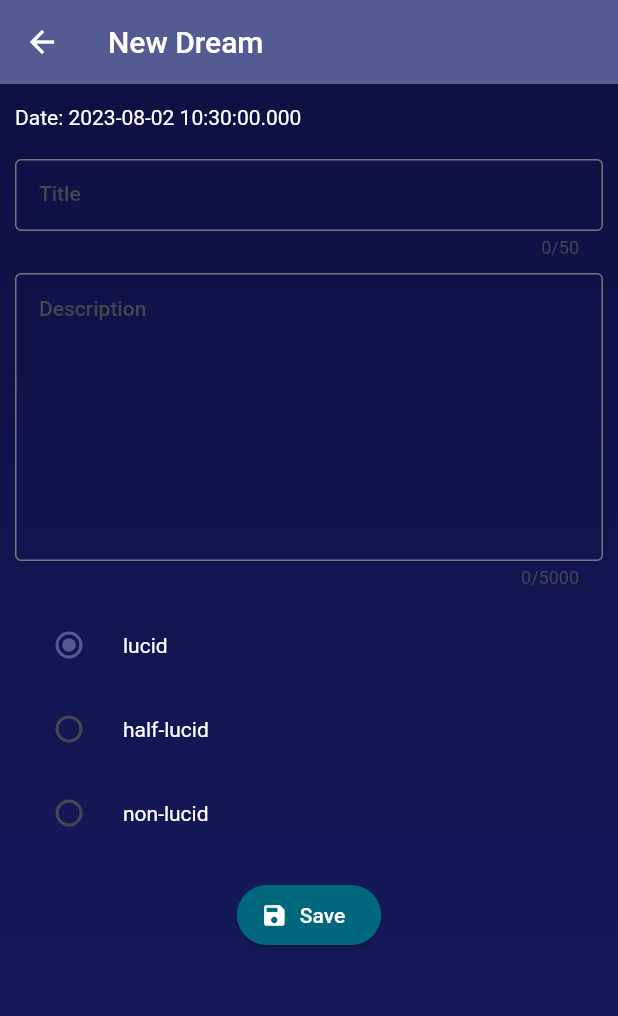
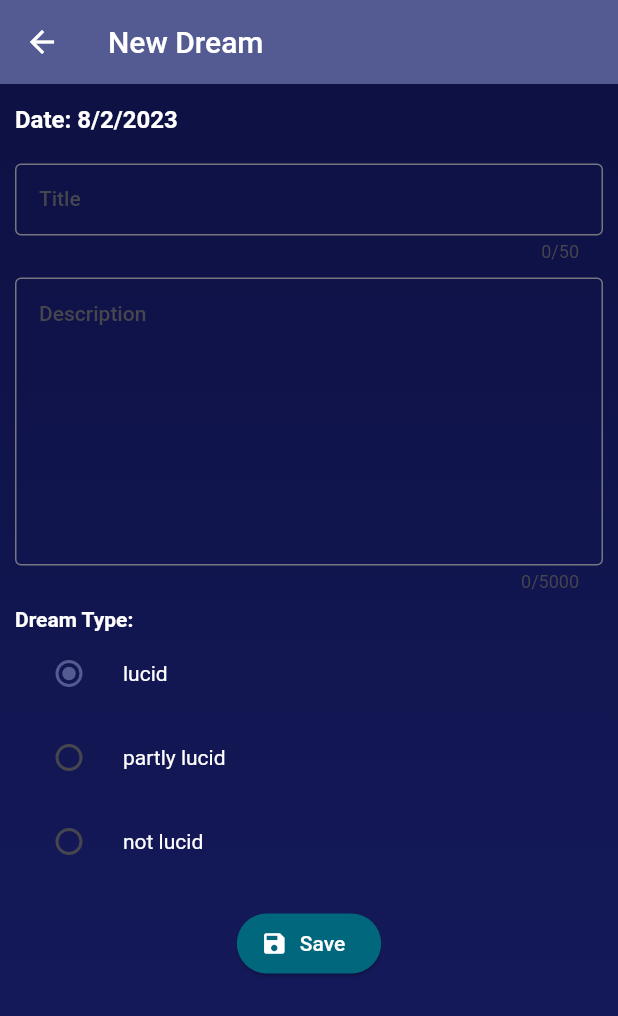
Before and after one commit to alexS317/dream_diary, a Flutter app: the screen it shows after launch, after a tap on "Add dream", on a phone screen of 412 x 824 dp. Shown: the top 1016 px of the screen. Run offline on Flutter 3.47's test engine with Material 2 defaults, Android fonts, the light colour scheme and no system bars; our stand-ins replace table_calendar.

Commit message:
Add details screen

```diff
--- a/lib/data/dream_types.dart
+++ b/lib/data/dream_types.dart
@@ -6,12 +6,12 @@ final dreamTypes = {
     'lucid',
     kSecondaryColors[0],
   ),
-  DreamTypes.halfLucid: DreamType(
-    'half-lucid',
+  DreamTypes.partlyLucid: DreamType(
+    'partly lucid',
     kSecondaryColors[1],
   ),
-  DreamTypes.nonLucid: DreamType(
-    'non-lucid',
+  DreamTypes.notLucid: DreamType(
+    'not lucid',
     kSecondaryColors[2],
   ),
 };
--- a/lib/models/dream.dart
+++ b/lib/models/dream.dart
@@ -1,6 +1,9 @@
 import 'package:flutter/material.dart';
+import 'package:intl/intl.dart';
 
-enum DreamTypes { lucid, halfLucid, nonLucid }
+final dateFormatter = DateFormat.yMd();
+
+enum DreamTypes { lucid, partlyLucid, notLucid }
 
 class DreamType {
   const DreamType(this.title, this.color);
@@ -22,4 +25,8 @@ class Dream {
   final String description;
   final DreamType dreamType;
   final DateTime date;
+
+  String get formattedDate {
+    return dateFormatter.format(date);
+  }
 }
--- a/lib/screens/add_dream.dart
+++ b/lib/screens/add_dream.dart
@@ -2,6 +2,9 @@ import 'package:dream_diary/data/dream_types.dart';
 import 'package:dream_diary/models/dream.dart';
 import 'package:dream_diary/utils.dart';
 import 'package:flutter/material.dart';
+import 'package:intl/intl.dart';
+
+final dateFormatter = DateFormat.yMd();
 
 class AddDreamScreen extends StatefulWidget {
   const AddDreamScreen({super.key, required this.selectedDate});
@@ -32,12 +35,14 @@ class _AddDreamScreenState extends State<AddDreamScreen> {
           dreamType: _selectedDreamType);
 
       // Close add screen
-      Navigator.of(context).pop();
+      Navigator.of(context).pop(newDream);
     }
   }
 
   @override
   Widget build(BuildContext context) {
+    final formattedDate = dateFormatter.format(widget.selectedDate);
+
     return Container(
       decoration: const BoxDecoration(gradient: kBackgroundGradient),
       child: Scaffold(
@@ -56,7 +61,13 @@ class _AddDreamScreenState extends State<AddDreamScreen> {
                   // Date
                   Row(
                     children: [
-                      Text('Date: ${widget.selectedDate}'),
+                      Text(
+                        'Date: $formattedDate',
+                        style:
+                            Theme.of(context).textTheme.titleMedium!.copyWith(
+                                  fontWeight: FontWeight.bold,
+                                ),
+                      ),
                     ],
                   ),
                   const SizedBox(height: 20),
@@ -80,6 +91,7 @@ class _AddDreamScreenState extends State<AddDreamScreen> {
                   // Description
                   TextFormField(
                     keyboardType: TextInputType.multiline,
+                    textCapitalization: TextCapitalization.sentences,
                     decoration: const InputDecoration(
                       labelText: 'Description',
                       alignLabelWithHint: true,
@@ -102,6 +114,19 @@ class _AddDreamScreenState extends State<AddDreamScreen> {
                   // Radio buttons
                   Column(
                     children: [
+                      Row(
+                        children: [
+                          Text(
+                            'Dream Type:',
+                            style: Theme.of(context)
+                                .textTheme
+                                .bodyLarge!
+                                .copyWith(
+                                  fontWeight: FontWeight.bold,
+                                ),
+                          ),
+                        ],
+                      ),
                       RadioListTile(
                         title: Text(dreamTypes[DreamTypes.lucid]!.title),
                         tileColor: Colors.transparent,
@@ -115,9 +140,9 @@ class _AddDreamScreenState extends State<AddDreamScreen> {
                         },
                       ),
                       RadioListTile(
-                        title: Text(dreamTypes[DreamTypes.halfLucid]!.title),
+                        title: Text(dreamTypes[DreamTypes.partlyLucid]!.title),
                         tileColor: Colors.transparent,
-                        value: dreamTypes[DreamTypes.halfLucid],
+                        value: dreamTypes[DreamTypes.partlyLucid],
                         groupValue: _selectedDreamType,
                         onChanged: (value) {
                           setState(() {
@@ -127,9 +152,9 @@ class _AddDreamScreenState extends State<AddDreamScreen> {
                         },
                       ),
                       RadioListTile(
-                        title: Text(dreamTypes[DreamTypes.nonLucid]!.title),
+                        title: Text(dreamTypes[DreamTypes.notLucid]!.title),
                         tileColor: Colors.transparent,
-                        value: dreamTypes[DreamTypes.nonLucid],
+                        value: dreamTypes[DreamTypes.notLucid],
                         groupValue: _selectedDreamType,
                         onChanged: (value) {
                           setState(() {
--- a/lib/screens/calendar.dart
+++ b/lib/screens/calendar.dart
@@ -27,12 +27,18 @@ class _CalendarScreenState extends State<CalendarScreen> {
         .toList();
   }
 
-  void _openAddScreen() {
-    Navigator.of(context).push(
+  void _addDream() async {
+    final newDream = await Navigator.of(context).push<Dream>(
       MaterialPageRoute(
         builder: (context) => AddDreamScreen(selectedDate: _selectedDay!),
       ),
     );
+
+    if (newDream == null) return;
+
+    setState(() {
+      dummyDreams.add(newDream);
+    });
   }
 
   @override
@@ -96,7 +102,7 @@ class _CalendarScreenState extends State<CalendarScreen> {
 
               // Add button
               ElevatedButton.icon(
-                onPressed: _openAddScreen,
+                onPressed: _addDream,
                 icon: const Icon(Icons.add),
                 label: const Text('Add dream'),
               ),
--- a/lib/widgets/dream_list_item.dart
+++ b/lib/widgets/dream_list_item.dart
@@ -1,4 +1,5 @@
 import 'package:dream_diary/models/dream.dart';
+import 'package:dream_diary/screens/dream_details.dart';
 import 'package:flutter/material.dart';
 
 class DreamListItem extends StatelessWidget {
@@ -6,10 +7,22 @@ class DreamListItem extends StatelessWidget {
 
   final Dream dream;
 
+  void _openDream(BuildContext context) {
+    Navigator.of(context).push(
+      MaterialPageRoute(
+        builder: (context) => DreamDetailsScreen(dream: dream),
+      ),
+    );
+  }
+
   @override
   Widget build(BuildContext context) {
     return Container(
       padding: const EdgeInsets.symmetric(vertical: 6, horizontal: 10),
+      child: InkWell(
+        onTap: () {
+          _openDream(context);
+        },
         child: ListTile(
           leading: Container(
             height: 20,
@@ -24,6 +37,7 @@ class DreamListItem extends StatelessWidget {
             borderRadius: BorderRadius.circular(20),
           ),
         ),
+      ),
     );
   }
 }
--- a/pubspec.yaml
+++ b/pubspec.yaml
@@ -36,6 +36,7 @@ dependencies:
   # Use with the CupertinoIcons class for iOS style icons.
   cupertino_icons: ^1.0.2
   table_calendar: ^3.0.9
+  intl: ^0.18.1
 
 dev_dependencies:
   flutter_test:
```
Also changed, not shown: lib/data/dummy_dreams.dart (+5 -5 lines), lib/screens/dream_details.dart (added, +70 -0 lines), pubspec.lock. Lines whose indentation alone changed are shown as unchanged.
